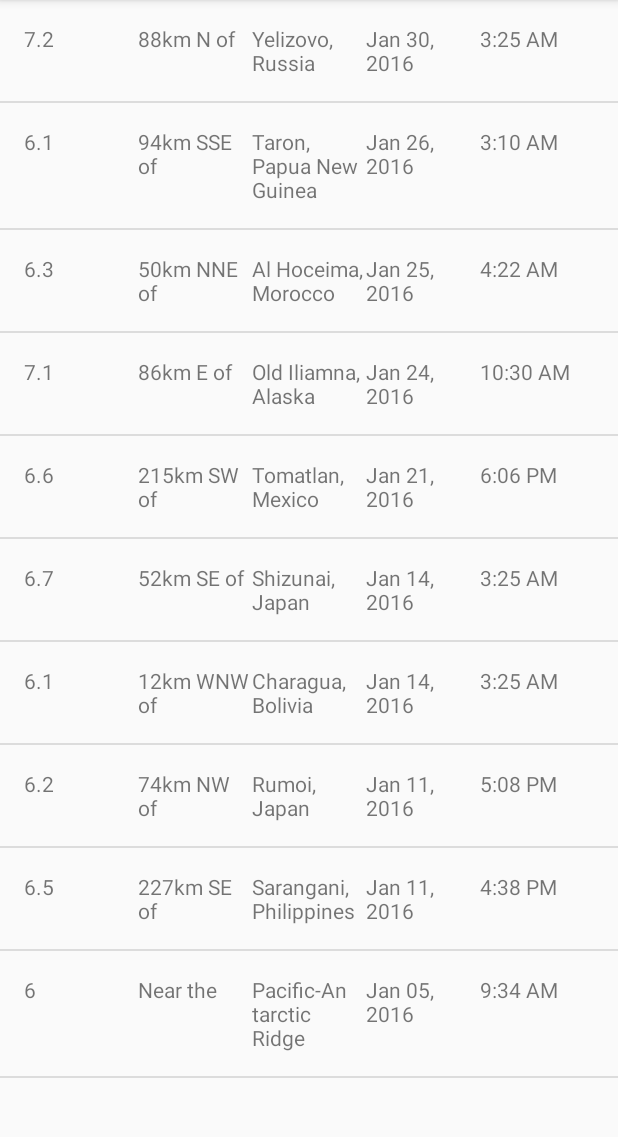
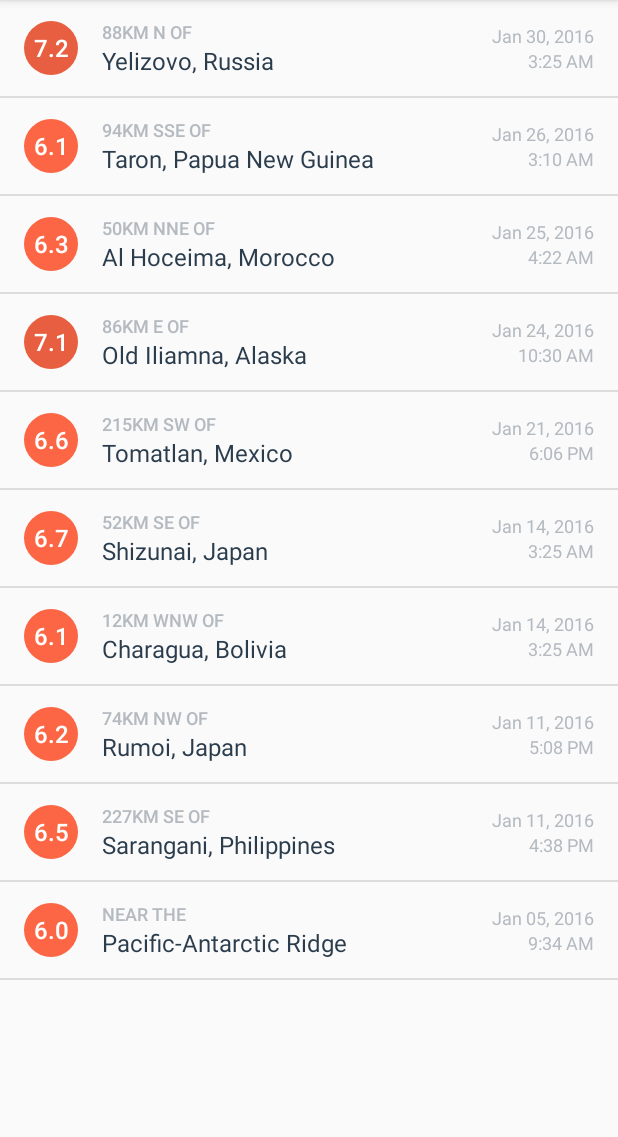
Before and after one commit to ridhwandaud/earthquakeApp, an Android app: the screen it shows after launch (EarthquakeActivity), on a phone screen of 412 x 824 dp, the part 84-1221 px from its top. Run offline under Robolectric (Android 15) with nearby library versions, the phone set to English and light mode, and no system bars.

Commit message:
polish styling

```diff
--- a/app/src/main/java/com/example/android/quakereport/Earthquake.java
+++ b/app/src/main/java/com/example/android/quakereport/Earthquake.java
@@ -6,21 +6,20 @@ package com.example.android.quakereport;
 
 public class Earthquake {
 
-    private String mMagnitude;
+    private double mMagnitude;
 
     private String mLocation;
 
     private long mTimeInMiliseconds;
 
 
-    public Earthquake(String magnitude, String location, long timeInMiliseconds){
+    public Earthquake(double magnitude, String location, long timeInMiliseconds){
         mMagnitude = magnitude;
         mLocation = location;
         mTimeInMiliseconds = timeInMiliseconds;
-
     }
 
-    public String getMagnitude(){
+    public double getMagnitude(){
         return mMagnitude;
     }
 
--- a/app/src/main/java/com/example/android/quakereport/EarthquakeAdapter.java
+++ b/app/src/main/java/com/example/android/quakereport/EarthquakeAdapter.java
@@ -1,15 +1,20 @@
 package com.example.android.quakereport;
 
 import android.content.Context;
+import android.support.v4.content.ContextCompat;
 import android.view.LayoutInflater;
 import android.view.View;
 import android.view.ViewGroup;
 import android.widget.ArrayAdapter;
 import android.widget.TextView;
+import android.graphics.drawable.GradientDrawable;
+
+import java.text.DecimalFormat;
 import java.text.SimpleDateFormat;
 
 import java.util.Date;
 import java.util.List;
+import java.util.regex.Matcher;
 
 /**
  * Created by ridhwan on 26/08/2017.
@@ -40,7 +45,15 @@ public class EarthquakeAdapter extends ArrayAdapter<Earthquake> {
 
         TextView magnitudeView = (TextView) listItemView.findViewById(R.id.magnitude);
 
-        magnitudeView.setText(currentEarthquake.getMagnitude());
+        GradientDrawable magnitudeCircle = (GradientDrawable) magnitudeView.getBackground();
+
+        int magnitudeColor = getMagnitudeColor(currentEarthquake.getMagnitude());
+
+        magnitudeCircle.setColor(magnitudeColor);
+
+        String formattedMagnitude = formatMagnitude(currentEarthquake.getMagnitude());
+
+        magnitudeView.setText(formattedMagnitude);
 
         String originalLocation = currentEarthquake.getLocation();
 
@@ -77,6 +90,50 @@ public class EarthquakeAdapter extends ArrayAdapter<Earthquake> {
         return listItemView;
     }
 
+    private int getMagnitudeColor(double mag){
+        int magnitudeColorResourceId;
+        int magnitudeFloor = (int) Math.floor(mag);
+
+        switch (magnitudeFloor){
+            case 0:
+            case 1:
+                magnitudeColorResourceId = R.color.magnitude1;
+                break;
+            case 2:
+                magnitudeColorResourceId = R.color.magnitude2;
+                break;
+            case 3:
+                magnitudeColorResourceId = R.color.magnitude3;
+                break;
+            case 4:
+                magnitudeColorResourceId = R.color.magnitude4;
+                break;
+            case 5:
+                magnitudeColorResourceId = R.color.magnitude5;
+                break;
+            case 6:
+                magnitudeColorResourceId = R.color.magnitude6;
+                break;
+            case 7:
+                magnitudeColorResourceId = R.color.magnitude7;
+                break;
+            case 8:
+                magnitudeColorResourceId = R.color.magnitude8;
+                break;
+            case 9:
+                magnitudeColorResourceId = R.color.magnitude9;
+                break;
+            case 10:
+                magnitudeColorResourceId = R.color.magnitude10plus;
+                break;
+            default:
+                magnitudeColorResourceId = R.color.magnitude10plus;
+                break;
+        }
+
+        return ContextCompat.getColor(getContext(), magnitudeColorResourceId);
+    }
+
 
     private String formatDate(Date dateObject) {
         SimpleDateFormat dateFormat = new SimpleDateFormat("LLL dd, yyyy");
@@ -87,4 +144,9 @@ public class EarthquakeAdapter extends ArrayAdapter<Earthquake> {
         SimpleDateFormat timeFormat = new SimpleDateFormat("h:mm a");
         return timeFormat.format(dateObject);
     }
+
+    private String formatMagnitude(double magnitude) {
+        DecimalFormat magnitudeFormat = new DecimalFormat("0.0");
+        return magnitudeFormat.format(magnitude);
+    }
 }
--- a/app/src/main/java/com/example/android/quakereport/QueryUtils.java
+++ b/app/src/main/java/com/example/android/quakereport/QueryUtils.java
@@ -56,7 +56,7 @@ public final class QueryUtils {
             for(int i = 0; i < earthquakeArray.length(); i++){
                 JSONObject currentEarthquake = earthquakeArray.getJSONObject(i);
                 JSONObject properties = currentEarthquake.getJSONObject("properties");
-                String magnitude = properties.getString("mag");
+                double magnitude = properties.getDouble("mag");
                 String location = properties.getString("place");
                 long time = properties.getLong("time");
 
--- /dev/null
+++ b/app/src/main/res/drawable/magnitude_circle.xml
@@ -0,0 +1,10 @@
+<?xml version="1.0" encoding="utf-8"?>
+<!-- Background circle for the magnitude value -->
+<shape xmlns:android="http://schemas.android.com/apk/res/android"
+    android:shape="oval">
+    <solid android:color="@color/magnitude1" />
+    <size
+        android:width="36dp"
+        android:height="36dp" />
+    <corners android:radius="18dp" />
+</shape>
--- a/app/src/main/res/layout/earthquake_list_item.xml
+++ b/app/src/main/res/layout/earthquake_list_item.xml
@@ -1,45 +1,83 @@
-<?xml version="1.0" encoding="utf-8"?>
 <LinearLayout xmlns:android="http://schemas.android.com/apk/res/android"
     xmlns:tools="http://schemas.android.com/tools"
+    android:layout_width="match_parent"
+    android:layout_height="?android:attr/listPreferredItemHeight"
     android:orientation="horizontal"
-    android:layout_width="match_parent"
-    android:layout_height="match_parent"
-    android:padding="16dp">
+    android:paddingEnd="16dp"
+    android:paddingLeft="16dp"
+    android:paddingRight="16dp"
+    android:paddingStart="16dp">
 
     <TextView
         android:id="@+id/magnitude"
+        android:layout_width="36dp"
+        android:layout_height="36dp"
+        android:layout_gravity="center_vertical"
+        android:background="@drawable/magnitude_circle"
+        android:fontFamily="sans-serif-medium"
+        android:gravity="center"
+        android:textColor="@android:color/white"
+        android:textSize="16sp"
+        tools:text="8.9" />
+
+    <LinearLayout
         android:layout_width="0dp"
         android:layout_height="wrap_content"
+        android:layout_gravity="center_vertical"
+        android:layout_marginLeft="16dp"
+        android:layout_marginStart="16dp"
         android:layout_weight="1"
-        tools:text="8.9"
-        android:text="TextView" />
+        android:orientation="vertical">
 
         <TextView
             android:id="@+id/location_offset"
-        android:layout_width="0dp"
+            android:layout_width="wrap_content"
             android:layout_height="wrap_content"
-        android:layout_weight="1"
+            android:ellipsize="end"
+            android:fontFamily="sans-serif-medium"
+            android:maxLines="1"
+            android:textAllCaps="true"
+            android:textColor="@color/textColorEarthquakeDetails"
+            android:textSize="12sp"
             tools:text="30km S of" />
 
         <TextView
             android:id="@+id/primary_location"
-        android:layout_width="0dp"
+            android:layout_width="wrap_content"
             android:layout_height="wrap_content"
-        android:layout_weight="1"
-        tools:text="San Francisco, CA" />
+            android:ellipsize="end"
+            android:maxLines="2"
+            android:textColor="@color/textColorEarthquakeLocation"
+            android:textSize="16sp"
+            tools:text="Long placeholder location that should wrap to more than 2 lines of text" />
+
+    </LinearLayout>
+
+    <LinearLayout
+        android:layout_width="wrap_content"
+        android:layout_height="wrap_content"
+        android:layout_gravity="center_vertical"
+        android:layout_marginLeft="16dp"
+        android:layout_marginStart="16dp"
+        android:orientation="vertical">
 
         <TextView
             android:id="@+id/date"
-        android:layout_width="0dp"
+            android:layout_width="wrap_content"
             android:layout_height="wrap_content"
-        android:layout_weight="1"
+            android:layout_gravity="end"
+            android:textColor="@color/textColorEarthquakeDetails"
+            android:textSize="12sp"
             tools:text="Mar 6, 2010" />
 
         <TextView
             android:id="@+id/time"
-        android:layout_width="0dp"
+            android:layout_width="wrap_content"
             android:layout_height="wrap_content"
-        android:layout_weight="1"
+            android:layout_gravity="end"
+            android:textColor="@color/textColorEarthquakeDetails"
+            android:textSize="12sp"
             tools:text="3:00 PM" />
 
     </LinearLayout>
+</LinearLayout>
--- a/app/src/main/res/values/colors.xml
+++ b/app/src/main/res/values/colors.xml
@@ -22,4 +22,40 @@
 
     <!-- Accent color of the app -->
     <color name="colorAccent">#10CAC9</color>
+
+    <!-- Color for an earthquake with magnitude 0 and 2 -->
+    <color name="magnitude1">#4A7BA7</color>
+
+    <!-- Magnitude circle color for an earthquake with magnitude between 2 and 3 -->
+    <color name="magnitude2">#04B4B3</color>
+
+    <!-- Magnitude circle color for an earthquake with magnitude between 3 and 4 -->
+    <color name="magnitude3">#10CAC9</color>
+
+    <!-- Magnitude circle color for an earthquake with magnitude between 4 and 5 -->
+    <color name="magnitude4">#F5A623</color>
+
+    <!-- Magnitude circle color for an earthquake with magnitude between 5 and 6 -->
+    <color name="magnitude5">#FF7D50</color>
+
+    <!-- Magnitude circle color for an earthquake with magnitude between 6 and 7 -->
+    <color name="magnitude6">#FC6644</color>
+
+    <!-- Magnitude circle color for an earthquake with magnitude between 7 and 8 -->
+    <color name="magnitude7">#E75F40</color>
+
+    <!-- Magnitude circle color for an earthquake with magnitude between 8 and 9 -->
+    <color name="magnitude8">#E13A20</color>
+
+    <!-- Magnitude circle color for an earthquake with magnitude between 9 and 10 -->
+    <color name="magnitude9">#D93218</color>
+
+    <!-- Magnitude circle color for an earthquake with magnitude over 10 -->
+    <color name="magnitude10plus">#C03823</color>
+
+    <!-- Text color for the details of the earthquake in the list item -->
+    <color name="textColorEarthquakeDetails">#B4BAC0</color>
+
+    <!-- Text color for the primary location of the earthquake in the list item -->
+    <color name="textColorEarthquakeLocation">#2B3D4D</color>
 </resources>
```
Lines whose indentation alone changed are shown as unchanged.
